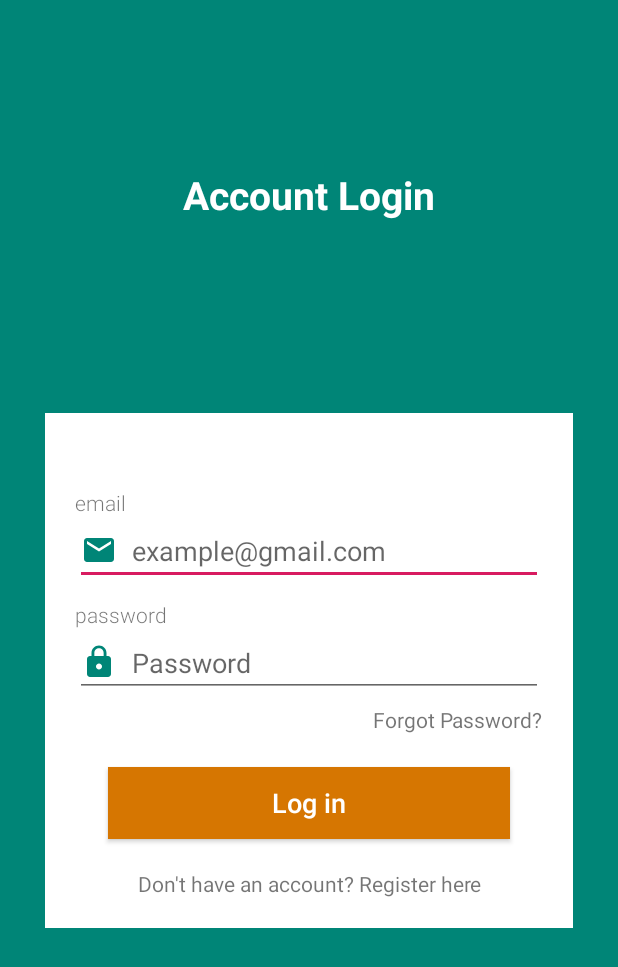
After one commit to KevinIswara/KVChat, an Android app: the layout activity_login.xml on its own in the app's theme, with its tools: preview values and no code run, on a phone screen of 412 x 824 dp. The commit adds this screen. Shown: the top 967 px of the screen. Run offline under Robolectric (Android 15) with nearby library versions, the phone set to English and light mode, and no system bars.

Commit message:
add login layout

```diff
--- /dev/null
+++ b/app/src/main/res/drawable/ic_email_green_24dp.xml
@@ -0,0 +1,5 @@
+<vector android:height="24dp" android:tint="#008577"
+    android:viewportHeight="24.0" android:viewportWidth="24.0"
+    android:width="24dp" xmlns:android="http://schemas.android.com/apk/res/android">
+    <path android:fillColor="#FF000000" android:pathData="M20,4L4,4c-1.1,0 -1.99,0.9 -1.99,2L2,18c0,1.1 0.9,2 2,2h16c1.1,0 2,-0.9 2,-2L22,6c0,-1.1 -0.9,-2 -2,-2zM20,8l-8,5 -8,-5L4,6l8,5 8,-5v2z"/>
+</vector>
--- /dev/null
+++ b/app/src/main/res/drawable/ic_lock_green_24dp.xml
@@ -0,0 +1,5 @@
+<vector android:height="24dp" android:tint="#008577"
+    android:viewportHeight="24.0" android:viewportWidth="24.0"
+    android:width="24dp" xmlns:android="http://schemas.android.com/apk/res/android">
+    <path android:fillColor="#FF000000" android:pathData="M18,8h-1L17,6c0,-2.76 -2.24,-5 -5,-5S7,3.24 7,6v2L6,8c-1.1,0 -2,0.9 -2,2v10c0,1.1 0.9,2 2,2h12c1.1,0 2,-0.9 2,-2L20,10c0,-1.1 -0.9,-2 -2,-2zM12,17c-1.1,0 -2,-0.9 -2,-2s0.9,-2 2,-2 2,0.9 2,2 -0.9,2 -2,2zM15.1,8L8.9,8L8.9,6c0,-1.71 1.39,-3.1 3.1,-3.1 1.71,0 3.1,1.39 3.1,3.1v2z"/>
+</vector>
--- /dev/null
+++ b/app/src/main/res/layout/activity_login.xml
@@ -0,0 +1,145 @@
+<?xml version="1.0" encoding="utf-8"?>
+<layout xmlns:android="http://schemas.android.com/apk/res/android"
+    xmlns:app="http://schemas.android.com/apk/res-auto"
+    xmlns:tools="http://schemas.android.com/tools">
+
+    <data>
+
+        <variable
+            name="viewmodel"
+            type="kv.kvchat.ui.auth.AuthViewModel" />
+    </data>
+
+    <androidx.constraintlayout.widget.ConstraintLayout
+        android:layout_width="match_parent"
+        android:layout_height="match_parent"
+        android:background="@color/background"
+        android:orientation="vertical"
+        android:scrollbarAlwaysDrawVerticalTrack="true"
+        tools:context=".ui.auth.LoginActivity">
+
+        <TextView
+            android:id="@+id/tv_login_title"
+            style="@style/WhiteTitle"
+            android:layout_width="match_parent"
+            android:layout_height="wrap_content"
+            android:layout_marginBottom="16dp"
+            android:text="@string/login_title"
+            app:layout_constraintBottom_toTopOf="@id/cl_login"
+            app:layout_constraintLeft_toLeftOf="parent"
+            app:layout_constraintRight_toRightOf="parent"
+            app:layout_constraintTop_toTopOf="parent" />
+
+        <androidx.constraintlayout.widget.ConstraintLayout
+            android:id="@+id/cl_login"
+            android:layout_width="match_parent"
+            android:layout_height="wrap_content"
+            android:layout_marginLeft="30dp"
+            android:layout_marginTop="70dp"
+            android:layout_marginRight="30dp"
+            android:background="@android:color/white"
+            android:orientation="vertical"
+            android:padding="20dp"
+            app:layout_constraintBottom_toBottomOf="parent"
+            app:layout_constraintLeft_toLeftOf="parent"
+            app:layout_constraintRight_toRightOf="parent"
+            app:layout_constraintTop_toTopOf="parent">
+
+            <TextView
+                android:id="@+id/tv_email_title"
+                android:layout_width="wrap_content"
+                android:layout_height="wrap_content"
+                android:paddingTop="30dp"
+                android:fontFamily="sans-serif-light"
+                android:labelFor="@id/et_email"
+                app:layout_constraintTop_toTopOf="parent"
+                app:layout_constraintLeft_toLeftOf="parent"
+                android:text="@string/email_title" />
+
+            <EditText
+                android:id="@+id/et_email"
+                android:layout_width="fill_parent"
+                android:layout_height="wrap_content"
+                android:layout_marginBottom="10dp"
+                android:drawableLeft="@drawable/ic_email_green_24dp"
+                android:drawableStart="@drawable/ic_email_green_24dp"
+                android:drawablePadding="10dp"
+                android:hint="@string/hint_email"
+                android:inputType="textEmailAddress"
+                android:singleLine="true"
+                app:layout_constraintLeft_toLeftOf="parent"
+                app:layout_constraintTop_toBottomOf="@id/tv_email_title"
+                android:text="@={viewmodel.email}" />
+
+            <TextView
+                android:id="@+id/tv_password_title"
+                android:layout_width="wrap_content"
+                android:layout_height="wrap_content"
+                android:fontFamily="sans-serif-light"
+                android:labelFor="@id/et_email"
+                android:paddingTop="10dp"
+                app:layout_constraintTop_toBottomOf="@id/et_email"
+                app:layout_constraintLeft_toLeftOf="parent"
+                android:text="@string/password_title" />
+
+            <EditText
+                android:id="@+id/et_password"
+                android:layout_width="fill_parent"
+                android:layout_height="wrap_content"
+                android:layout_marginBottom="10dp"
+                android:drawableLeft="@drawable/ic_lock_green_24dp"
+                android:drawableStart="@drawable/ic_lock_green_24dp"
+                android:drawablePadding="10dp"
+                android:hint="@string/hint_password"
+                android:inputType="textEmailAddress"
+                android:singleLine="true"
+                app:layout_constraintLeft_toLeftOf="parent"
+                app:layout_constraintTop_toBottomOf="@id/tv_password_title"
+                android:text="@={viewmodel.email}" />
+
+            <TextView
+                android:id="@+id/tv_forget_password"
+                android:layout_width="wrap_content"
+                android:layout_height="wrap_content"
+                app:layout_constraintRight_toRightOf="parent"
+                app:layout_constraintTop_toBottomOf="@id/et_password"
+                android:paddingTop="5dp"
+                android:text="@string/forgot_password" />
+
+            <Button
+                android:id="@+id/btn_login"
+                android:layout_width="match_parent"
+                android:layout_height="wrap_content"
+                android:layout_margin="22dp"
+                android:onClick="@{() -> viewmodel.login()}"
+                android:text="@string/btn_login"
+                style="@style/OrangeButton"
+                app:layout_constraintTop_toBottomOf="@id/tv_forget_password"/>
+
+            <TextView
+                android:id="@+id/tv_register"
+                android:layout_width="wrap_content"
+                android:layout_height="wrap_content"
+                android:onClick="@{(v) -> viewmodel.goToSignup(v)}"
+                android:text="@string/register"
+                android:layout_marginTop="20dp"
+                app:layout_constraintTop_toBottomOf="@id/btn_login"
+                app:layout_constraintLeft_toLeftOf="parent"
+                app:layout_constraintRight_toRightOf="parent"
+                android:textAlignment="center"/>
+
+        </androidx.constraintlayout.widget.ConstraintLayout>
+
+        <ProgressBar
+            android:id="@+id/progressbar"
+            android:layout_width="wrap_content"
+            android:layout_height="wrap_content"
+            app:layout_constraintTop_toTopOf="parent"
+            app:layout_constraintBottom_toBottomOf="parent"
+            app:layout_constraintLeft_toLeftOf="parent"
+            app:layout_constraintRight_toRightOf="parent"
+            android:visibility="gone" />
+
+    </androidx.constraintlayout.widget.ConstraintLayout>
+
+</layout>
--- a/app/src/main/res/values/colors.xml
+++ b/app/src/main/res/values/colors.xml
@@ -3,4 +3,5 @@
     <color name="colorPrimary">#008577</color>
     <color name="colorPrimaryDark">#00574B</color>
     <color name="colorAccent">#D81B60</color>
+    <color name="background">#008577</color>
 </resources>
--- a/app/src/main/res/values/strings.xml
+++ b/app/src/main/res/values/strings.xml
@@ -1,3 +1,11 @@
 <resources>
     <string name="app_name">KVChat</string>
+    <string name="login_title">Account Login</string>
+    <string name="email_title">email</string>
+    <string name="hint_email">example@gmail.com</string>
+    <string name="password_title">password</string>
+    <string name="hint_password">Password</string>
+    <string name="forgot_password">Forgot Password?</string>
+    <string name="btn_login">Log in</string>
+    <string name="register">Don\'t have an account? Register here</string>
 </resources>
--- a/app/src/main/res/values/styles.xml
+++ b/app/src/main/res/values/styles.xml
@@ -8,4 +8,18 @@
         <item name="colorAccent">@color/colorAccent</item>
     </style>
 
+    <style name="WhiteTitle">
+        <item name="android:textColor">#fff</item>
+        <item name="android:textSize">26sp</item>
+        <item name="android:textStyle">bold</item>
+        <item name="android:gravity">center_horizontal</item>
+    </style>
+
+    <style name="OrangeButton">
+        <item name="android:textColor">#fff</item>
+        <item name="android:textSize">18sp</item>
+        <item name="android:background">#d67601</item>
+        <item name="android:textAllCaps">false</item>
+    </style>
+
 </resources>
```
